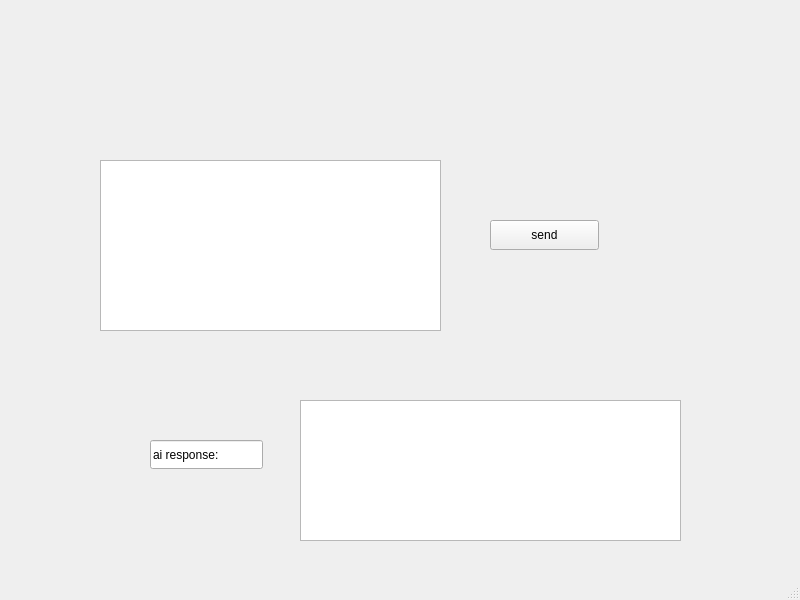
Old version of the form Project/form.ui in the repository nhimsel/project-csc3070.
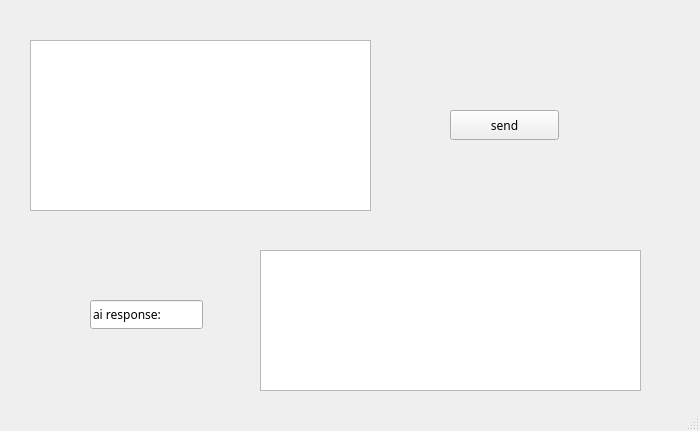
New version of the form.

What changed in the file:
```diff
--- a/Project/form.ui
+++ b/Project/form.ui
@@ -6,8 +6,8 @@
    <rect>
     <x>0</x>
     <y>0</y>
-    <width>800</width>
-    <height>600</height>
+    <width>700</width>
+    <height>431</height>
    </rect>
   </property>
   <property name="windowTitle">
@@ -17,12 +17,17 @@
    <widget class="QPushButton" name="pushButton">
     <property name="geometry">
      <rect>
-      <x>490</x>
-      <y>220</y>
+      <x>450</x>
+      <y>110</y>
       <width>109</width>
       <height>30</height>
      </rect>
     </property>
+    <property name="font">
+     <font>
+      <family>OCR A</family>
+     </font>
+    </property>
     <property name="text">
      <string>send</string>
     </property>
@@ -30,22 +35,32 @@
    <widget class="QTextEdit" name="textEdit">
     <property name="geometry">
      <rect>
-      <x>100</x>
-      <y>160</y>
+      <x>30</x>
+      <y>40</y>
       <width>341</width>
       <height>171</height>
      </rect>
     </property>
+    <property name="font">
+     <font>
+      <family>OCR A</family>
+     </font>
+    </property>
    </widget>
    <widget class="QTextEdit" name="textEdit_2">
     <property name="geometry">
      <rect>
-      <x>300</x>
-      <y>400</y>
+      <x>260</x>
+      <y>250</y>
       <width>381</width>
       <height>141</height>
      </rect>
     </property>
+    <property name="font">
+     <font>
+      <family>OCR A</family>
+     </font>
+    </property>
     <property name="readOnly">
      <bool>true</bool>
     </property>
@@ -53,12 +68,17 @@
    <widget class="QLineEdit" name="lineEdit">
     <property name="geometry">
      <rect>
-      <x>150</x>
-      <y>440</y>
+      <x>90</x>
+      <y>300</y>
       <width>113</width>
       <height>29</height>
      </rect>
     </property>
+    <property name="font">
+     <font>
+      <family>OCR A</family>
+     </font>
+    </property>
     <property name="text">
      <string>ai response:</string>
     </property>
```
